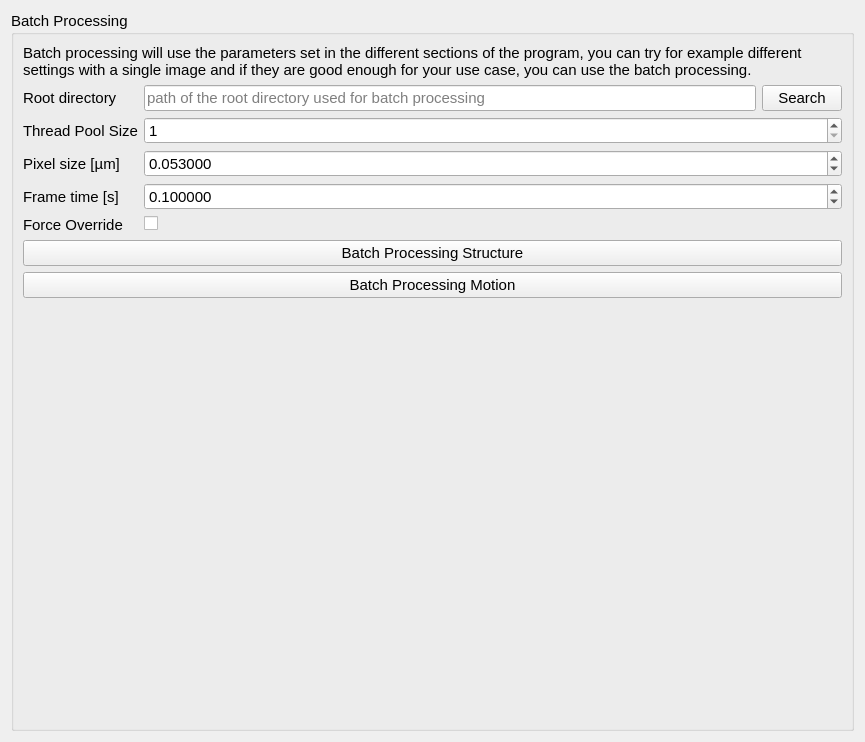
Qt form sarcasm/app/ui-files/parameters_batch_processing.ui (danihae/SarcAsM) before a commit.
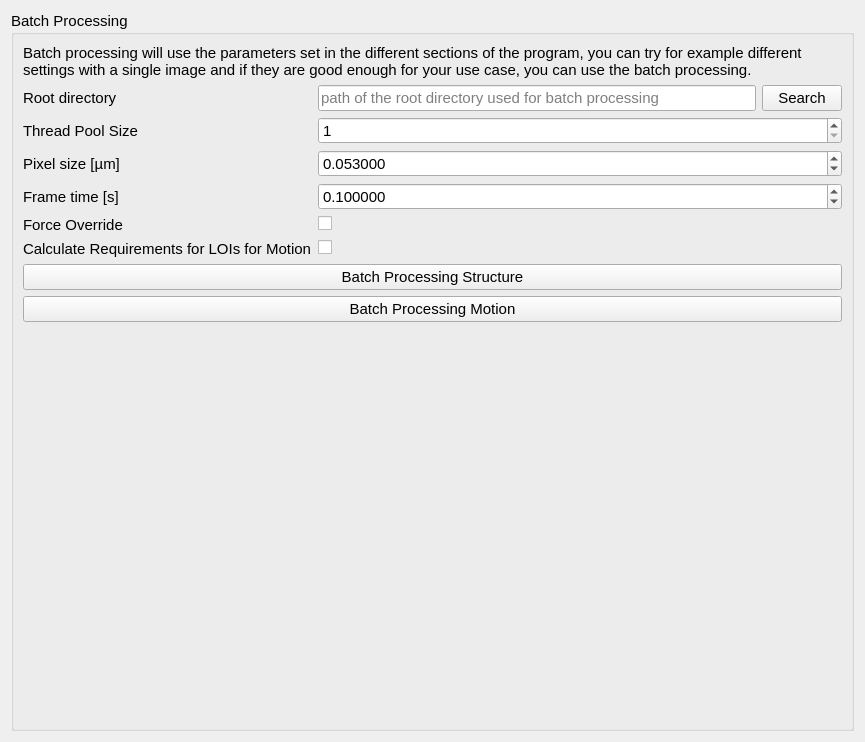
The same form after that commit.

Commit message: add parameters to batch processing and add motion batch processing

Patch:
```diff
--- a/sarcasm/app/ui-files/parameters_batch_processing.ui
+++ b/sarcasm/app/ui-files/parameters_batch_processing.ui
@@ -125,7 +125,7 @@
         </property>
        </widget>
       </item>
-      <item row="6" column="0" colspan="2">
+      <item row="7" column="0" colspan="2">
        <widget class="QPushButton" name="btn_batch_processing_structure">
         <property name="toolTip">
          <string>Start batch processing structure</string>
@@ -135,7 +135,7 @@
         </property>
        </widget>
       </item>
-      <item row="7" column="0" colspan="2">
+      <item row="8" column="0" colspan="2">
        <widget class="QPushButton" name="btn_batch_processing_motion">
         <property name="toolTip">
          <string>Start batch processing motion</string>
@@ -172,6 +172,26 @@
         </property>
        </widget>
       </item>
+      <item row="6" column="0">
+       <widget class="QLabel" name="label_7">
+        <property name="toolTip">
+         <string>If this is activated Z-Band Prediction, Sarcomere Length Orient will be calculated (if structure analysis was done before this could be deactivated)</string>
+        </property>
+        <property name="text">
+         <string>Calculate Requirements for LOIs for Motion</string>
+        </property>
+       </widget>
+      </item>
+      <item row="6" column="1">
+       <widget class="QCheckBox" name="chk_calc_rois">
+        <property name="toolTip">
+         <string>If this is activated Z-Band Prediction, Sarcomere Length Orient will be calculated (if structure analysis was done before this could be deactivated)</string>
+        </property>
+        <property name="text">
+         <string/>
+        </property>
+       </widget>
+      </item>
      </layout>
     </widget>
    </item>
```
The commit also changes 5 other files.
